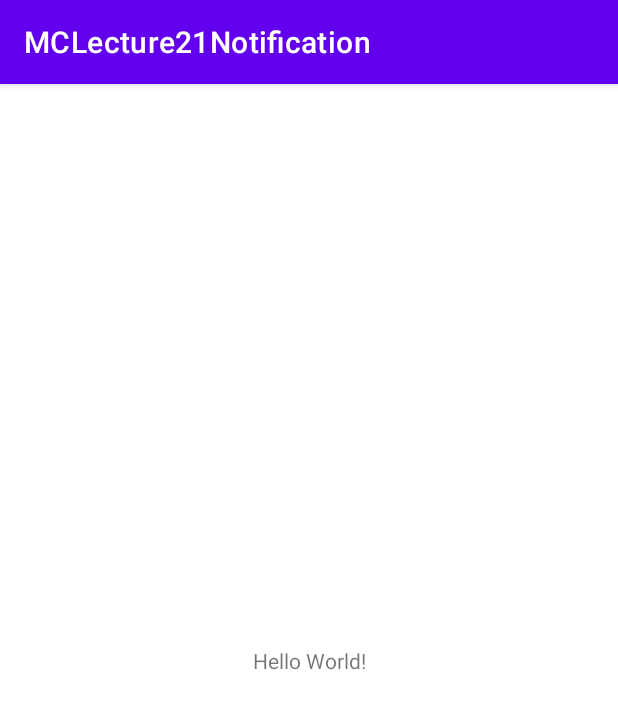
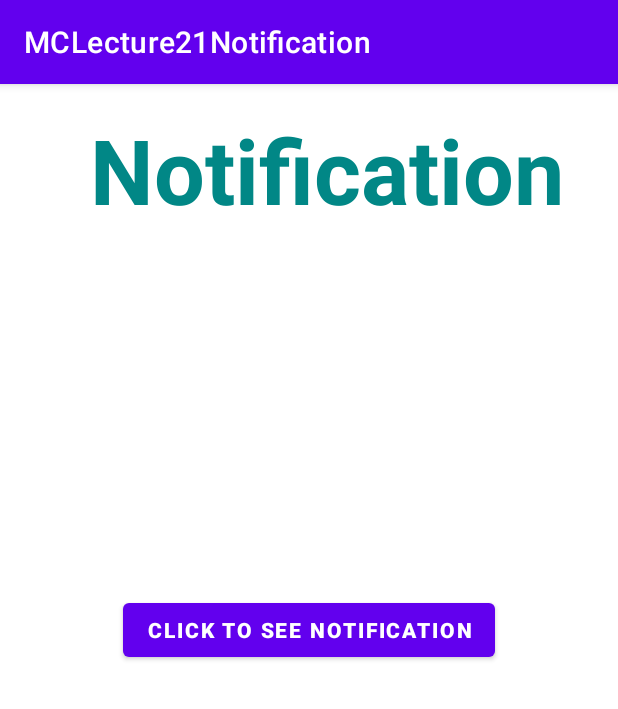
Before and after one commit to Ayman-Shafique/Mobile_Computing_Progress, an Android app: the screen it shows after launch (MainActivity), on a phone screen of 412 x 824 dp. Shown: the top 709 px of the screen. Run offline under Robolectric (Android 15) with nearby library versions, the phone set to English and light mode, and no system bars.

Commit message:
Lecture-21(Notification)

```diff
--- /dev/null
+++ b/MCLecture21Notification/app/src/main/res/drawable/ic_android_pink_24dp.xml
@@ -0,0 +1,5 @@
+<vector android:height="24dp" android:tint="#E51C36"
+    android:viewportHeight="24" android:viewportWidth="24"
+    android:width="24dp" xmlns:android="http://schemas.android.com/apk/res/android">
+    <path android:fillColor="#FF000000" android:pathData="M17.6,11.48 L19.44,8.3a0.63,0.63 0,0 0,-1.09 -0.63l-1.88,3.24a11.43,11.43 0,0 0,-8.94 0L5.65,7.67a0.63,0.63 0,0 0,-1.09 0.63L6.4,11.48A10.81,10.81 0,0 0,1 20L23,20A10.81,10.81 0,0 0,17.6 11.48ZM7,17.25A1.25,1.25 0,1 1,8.25 16,1.25 1.25,0 0,1 7,17.25ZM17,17.25A1.25,1.25 0,1 1,18.25 16,1.25 1.25,0 0,1 17,17.25Z"/>
+</vector>
--- a/MCLecture21Notification/app/src/main/res/layout/activity_main.xml
+++ b/MCLecture21Notification/app/src/main/res/layout/activity_main.xml
@@ -7,12 +7,30 @@
     tools:context=".MainActivity">
 
     <TextView
+        android:id="@+id/textView"
         android:layout_width="wrap_content"
         android:layout_height="wrap_content"
-        android:text="Hello World!"
+        android:text="Notification"
+        android:textColor="@color/teal_700"
+        android:textSize="60dp"
+        android:textStyle="bold"
         app:layout_constraintBottom_toBottomOf="parent"
+        app:layout_constraintHorizontal_bias="0.627"
         app:layout_constraintLeft_toLeftOf="parent"
         app:layout_constraintRight_toRightOf="parent"
+        app:layout_constraintTop_toTopOf="parent"
+        app:layout_constraintVertical_bias="0.024" />
+
+    <Button
+        android:id="@+id/btn1"
+        android:layout_width="wrap_content"
+        android:layout_height="wrap_content"
+        android:layout_marginTop="340dp"
+        android:textStyle="bold"
+        android:onClick="ShowNotification"
+        android:text="Click to see notification"
+        app:layout_constraintEnd_toEndOf="parent"
+        app:layout_constraintStart_toStartOf="parent"
         app:layout_constraintTop_toTopOf="parent" />
 
 </androidx.constraintlayout.widget.ConstraintLayout>
--- a/MCLecture21Notification/app/src/main/res/values/strings.xml
+++ b/MCLecture21Notification/app/src/main/res/values/strings.xml
@@ -1,3 +1,5 @@
 <resources>
     <string name="app_name">MCLecture21Notification</string>
+    <string name="channel_name">My Channel One</string>
+    <string name="channel_description">It is the description of my channel One</string>
 </resources>
```
Also changed, not shown: MCLecture21Notification/app/src/main/java/org/haqnawaz/mclecture21notification/MainActivity.java (+30 -0 lines).
